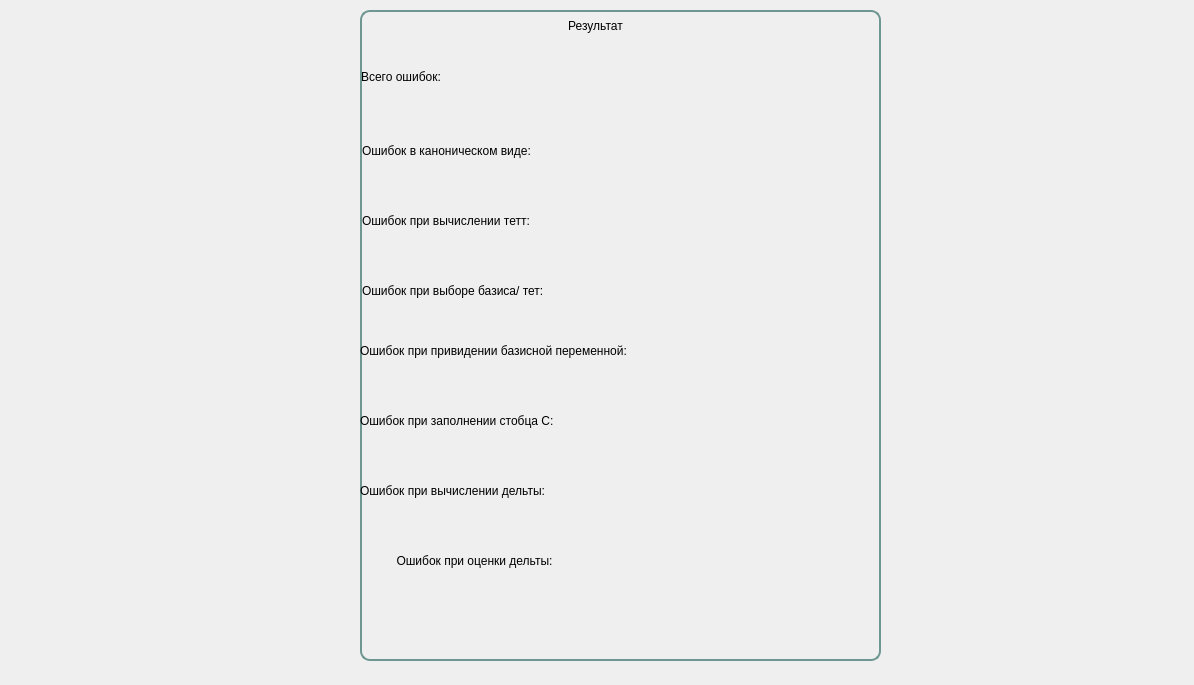
This is rating.ui in Haveryx/SimplexMethod as Qt 5 draws it before an edit. The edited form follows.
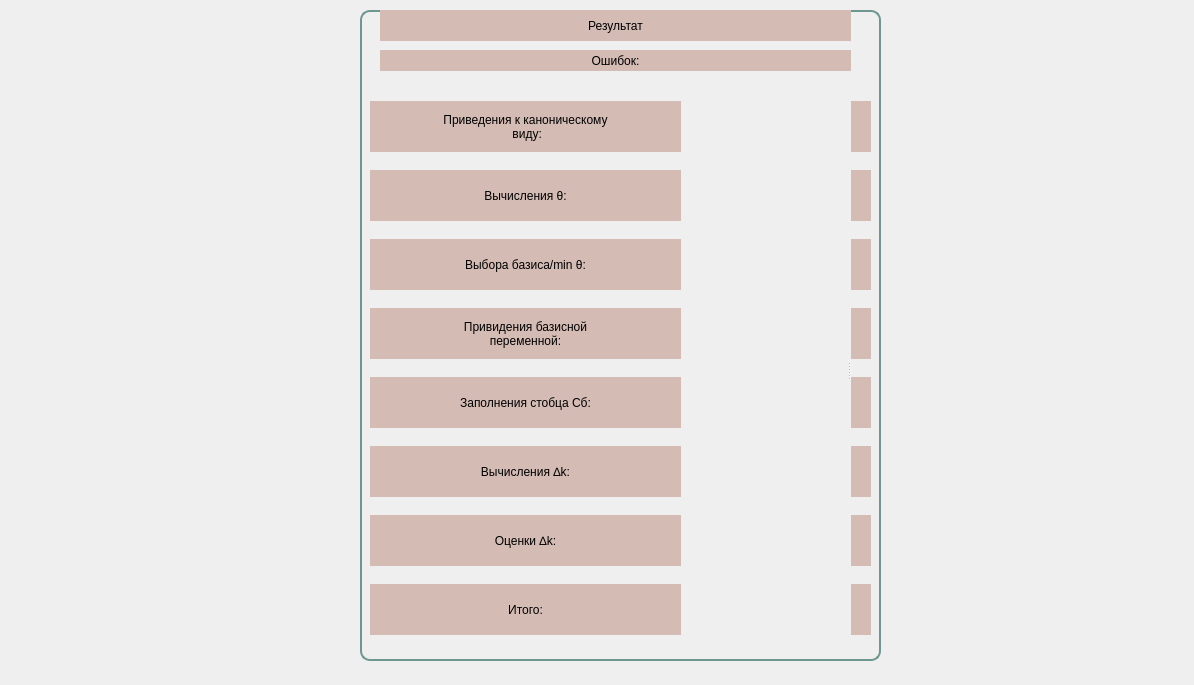
This is the edited form.

```diff
--- a/rating.ui
+++ b/rating.ui
@@ -20,7 +20,10 @@
 QGroupBox{
 border-radius:10px;
 border: 2px solid rgb(110,151,145);
-
+}
+QLabel{
+font: 75 18pt &quot;Times New Roman&quot;;
+background-color: rgb(212, 188, 181);
 }</string>
   </property>
   <widget class="QGroupBox" name="groupBox">
@@ -41,7 +44,7 @@
    <widget class="QLabel" name="label">
     <property name="geometry">
      <rect>
-      <x>0</x>
+      <x>20</x>
       <y>0</y>
       <width>471</width>
       <height>31</height>
@@ -54,219 +57,300 @@
      <set>Qt::AlignCenter</set>
     </property>
    </widget>
-   <widget class="QWidget" name="layoutWidget">
+   <widget class="QLabel" name="label_18">
     <property name="geometry">
      <rect>
-      <x>0</x>
-      <y>460</y>
+      <x>20</x>
+      <y>40</y>
       <width>471</width>
-      <height>41</height>
+      <height>21</height>
      </rect>
     </property>
-    <layout class="QHBoxLayout" name="horizontalLayout_2">
-     <item>
-      <widget class="QLabel" name="label_12">
-       <property name="text">
-        <string>Ошибок при вычислении дельты:</string>
-       </property>
-      </widget>
-     </item>
-     <item>
-      <widget class="QLabel" name="label_13">
-       <property name="text">
-        <string/>
-       </property>
-      </widget>
-     </item>
-    </layout>
-   </widget>
-   <widget class="QWidget" name="layoutWidget">
-    <property name="geometry">
-     <rect>
-      <x>2</x>
-      <y>260</y>
-      <width>471</width>
-      <height>41</height>
-     </rect>
+    <property name="text">
+     <string>Ошибок:</string>
     </property>
-    <layout class="QHBoxLayout" name="horizontalLayout_4">
-     <item>
-      <widget class="QLabel" name="label_8">
-       <property name="text">
-        <string>Ошибок при выборе базиса/ тет:</string>
-       </property>
-      </widget>
-     </item>
-     <item>
-      <widget class="QLabel" name="label_9">
-       <property name="text">
-        <string/>
-       </property>
-      </widget>
-     </item>
-    </layout>
-   </widget>
-   <widget class="QWidget" name="layoutWidget">
-    <property name="geometry">
-     <rect>
-      <x>2</x>
-      <y>120</y>
-      <width>471</width>
-      <height>41</height>
-     </rect>
+    <property name="alignment">
+     <set>Qt::AlignCenter</set>
     </property>
-    <layout class="QHBoxLayout" name="horizontalLayout_6">
-     <item>
-      <widget class="QLabel" name="label_4">
-       <property name="text">
-        <string>Ошибок в каноническом виде:</string>
-       </property>
-      </widget>
-     </item>
-     <item>
-      <widget class="QLabel" name="label_5">
-       <property name="text">
-        <string/>
-       </property>
-      </widget>
-     </item>
-    </layout>
    </widget>
-   <widget class="QWidget" name="layoutWidget">
+   <widget class="QSplitter" name="splitter">
     <property name="geometry">
      <rect>
-      <x>1</x>
-      <y>46</y>
-      <width>471</width>
-      <height>41</height>
+      <x>10</x>
+      <y>79</y>
+      <width>501</width>
+      <height>561</height>
      </rect>
     </property>
-    <layout class="QHBoxLayout" name="horizontalLayout">
-     <item>
-      <widget class="QLabel" name="label_2">
-       <property name="text">
-        <string>Всего ошибок:</string>
-       </property>
-      </widget>
-     </item>
-     <item>
-      <widget class="QLabel" name="label_3">
-       <property name="text">
-        <string/>
-       </property>
-      </widget>
-     </item>
-    </layout>
-   </widget>
-   <widget class="QWidget" name="layoutWidget">
-    <property name="geometry">
-     <rect>
-      <x>0</x>
-      <y>390</y>
-      <width>471</width>
-      <height>41</height>
-     </rect>
+    <property name="orientation">
+     <enum>Qt::Horizontal</enum>
     </property>
-    <layout class="QHBoxLayout" name="horizontalLayout_3">
-     <item>
-      <widget class="QLabel" name="label_10">
-       <property name="text">
-        <string>Ошибок при заполнении стобца C:</string>
-       </property>
-      </widget>
-     </item>
-     <item>
-      <widget class="QLabel" name="label_11">
-       <property name="text">
-        <string/>
-       </property>
-      </widget>
-     </item>
-    </layout>
-   </widget>
-   <widget class="QWidget" name="layoutWidget">
-    <property name="geometry">
-     <rect>
-      <x>2</x>
-      <y>190</y>
-      <width>471</width>
-      <height>41</height>
-     </rect>
-    </property>
-    <layout class="QHBoxLayout" name="horizontalLayout_5">
-     <item>
-      <widget class="QLabel" name="label_6">
-       <property name="text">
-        <string>Ошибок при вычислении тетт:</string>
-       </property>
-      </widget>
-     </item>
-     <item>
-      <widget class="QLabel" name="label_7">
-       <property name="text">
-        <string/>
-       </property>
-      </widget>
-     </item>
-    </layout>
-   </widget>
-   <widget class="QWidget" name="layoutWidget">
-    <property name="geometry">
-     <rect>
-      <x>-2</x>
-      <y>530</y>
-      <width>471</width>
-      <height>41</height>
-     </rect>
-    </property>
-    <layout class="QHBoxLayout" name="horizontalLayout_7">
-     <item>
-      <widget class="QLabel" name="label_14">
-       <property name="text">
-        <string>Ошибок при оценки дельты:</string>
-       </property>
-       <property name="alignment">
-        <set>Qt::AlignCenter</set>
-       </property>
-      </widget>
-     </item>
-     <item>
-      <widget class="QLabel" name="label_15">
-       <property name="text">
-        <string/>
-       </property>
-       <property name="alignment">
-        <set>Qt::AlignCenter</set>
-       </property>
-      </widget>
-     </item>
-    </layout>
-   </widget>
-   <widget class="QWidget" name="layoutWidget">
-    <property name="geometry">
-     <rect>
-      <x>0</x>
-      <y>320</y>
-      <width>512</width>
-      <height>41</height>
-     </rect>
-    </property>
-    <layout class="QHBoxLayout" name="horizontalLayout_8">
-     <item>
-      <widget class="QLabel" name="label_17">
-       <property name="text">
-        <string>Ошибок при привидении базисной переменной:</string>
-       </property>
-      </widget>
-     </item>
-     <item>
-      <widget class="QLabel" name="label_16">
-       <property name="text">
-        <string/>
-       </property>
-      </widget>
-     </item>
-    </layout>
+    <widget class="QWidget" name="">
+     <layout class="QVBoxLayout" name="verticalLayout">
+      <item>
+       <widget class="QLabel" name="label_4">
+        <property name="maximumSize">
+         <size>
+          <width>311</width>
+          <height>51</height>
+         </size>
+        </property>
+        <property name="text">
+         <string>Приведения к каноническому
+ виду:</string>
+        </property>
+        <property name="alignment">
+         <set>Qt::AlignCenter</set>
+        </property>
+       </widget>
+      </item>
+      <item>
+       <widget class="QLabel" name="label_6">
+        <property name="maximumSize">
+         <size>
+          <width>311</width>
+          <height>51</height>
+         </size>
+        </property>
+        <property name="text">
+         <string>Вычисления θ:</string>
+        </property>
+        <property name="alignment">
+         <set>Qt::AlignCenter</set>
+        </property>
+       </widget>
+      </item>
+      <item>
+       <widget class="QLabel" name="label_8">
+        <property name="maximumSize">
+         <size>
+          <width>311</width>
+          <height>51</height>
+         </size>
+        </property>
+        <property name="text">
+         <string>Выбора базиса/min θ:</string>
+        </property>
+        <property name="alignment">
+         <set>Qt::AlignCenter</set>
+        </property>
+       </widget>
+      </item>
+      <item>
+       <widget class="QLabel" name="label_17">
+        <property name="maximumSize">
+         <size>
+          <width>311</width>
+          <height>51</height>
+         </size>
+        </property>
+        <property name="text">
+         <string>Привидения базисной
+переменной:</string>
+        </property>
+        <property name="alignment">
+         <set>Qt::AlignCenter</set>
+        </property>
+       </widget>
+      </item>
+      <item>
+       <widget class="QLabel" name="label_10">
+        <property name="maximumSize">
+         <size>
+          <width>311</width>
+          <height>51</height>
+         </size>
+        </property>
+        <property name="text">
+         <string>Заполнения стобца Cб:</string>
+        </property>
+        <property name="alignment">
+         <set>Qt::AlignCenter</set>
+        </property>
+       </widget>
+      </item>
+      <item>
+       <widget class="QLabel" name="label_12">
+        <property name="maximumSize">
+         <size>
+          <width>311</width>
+          <height>51</height>
+         </size>
+        </property>
+        <property name="text">
+         <string>Вычисления ∆k:</string>
+        </property>
+        <property name="alignment">
+         <set>Qt::AlignCenter</set>
+        </property>
+       </widget>
+      </item>
+      <item>
+       <widget class="QLabel" name="label_14">
+        <property name="maximumSize">
+         <size>
+          <width>311</width>
+          <height>51</height>
+         </size>
+        </property>
+        <property name="text">
+         <string>Оценки ∆k:</string>
+        </property>
+        <property name="alignment">
+         <set>Qt::AlignCenter</set>
+        </property>
+       </widget>
+      </item>
+      <item>
+       <widget class="QLabel" name="label_2">
+        <property name="maximumSize">
+         <size>
+          <width>311</width>
+          <height>51</height>
+         </size>
+        </property>
+        <property name="text">
+         <string>Итого:</string>
+        </property>
+        <property name="alignment">
+         <set>Qt::AlignCenter</set>
+        </property>
+       </widget>
+      </item>
+     </layout>
+    </widget>
+    <widget class="QWidget" name="">
+     <layout class="QVBoxLayout" name="verticalLayout_2">
+      <item>
+       <widget class="QLabel" name="label_5">
+        <property name="maximumSize">
+         <size>
+          <width>141</width>
+          <height>51</height>
+         </size>
+        </property>
+        <property name="text">
+         <string/>
+        </property>
+        <property name="alignment">
+         <set>Qt::AlignCenter</set>
+        </property>
+       </widget>
+      </item>
+      <item>
+       <widget class="QLabel" name="label_7">
+        <property name="maximumSize">
+         <size>
+          <width>141</width>
+          <height>51</height>
+         </size>
+        </property>
+        <property name="text">
+         <string/>
+        </property>
+        <property name="alignment">
+         <set>Qt::AlignCenter</set>
+        </property>
+       </widget>
+      </item>
+      <item>
+       <widget class="QLabel" name="label_9">
+        <property name="maximumSize">
+         <size>
+          <width>141</width>
+          <height>51</height>
+         </size>
+        </property>
+        <property name="text">
+         <string/>
+        </property>
+        <property name="alignment">
+         <set>Qt::AlignCenter</set>
+        </property>
+       </widget>
+      </item>
+      <item>
+       <widget class="QLabel" name="label_16">
+        <property name="maximumSize">
+         <size>
+          <width>141</width>
+          <height>51</height>
+         </size>
+        </property>
+        <property name="text">
+         <string/>
+        </property>
+        <property name="alignment">
+         <set>Qt::AlignCenter</set>
+        </property>
+       </widget>
+      </item>
+      <item>
+       <widget class="QLabel" name="label_11">
+        <property name="maximumSize">
+         <size>
+          <width>141</width>
+          <height>51</height>
+         </size>
+        </property>
+        <property name="text">
+         <string/>
+        </property>
+        <property name="alignment">
+         <set>Qt::AlignCenter</set>
+        </property>
+       </widget>
+      </item>
+      <item>
+       <widget class="QLabel" name="label_13">
+        <property name="maximumSize">
+         <size>
+          <width>141</width>
+          <height>51</height>
+         </size>
+        </property>
+        <property name="text">
+         <string/>
+        </property>
+        <property name="alignment">
+         <set>Qt::AlignCenter</set>
+        </property>
+       </widget>
+      </item>
+      <item>
+       <widget class="QLabel" name="label_15">
+        <property name="maximumSize">
+         <size>
+          <width>141</width>
+          <height>51</height>
+         </size>
+        </property>
+        <property name="text">
+         <string/>
+        </property>
+        <property name="alignment">
+         <set>Qt::AlignCenter</set>
+        </property>
+       </widget>
+      </item>
+      <item>
+       <widget class="QLabel" name="label_3">
+        <property name="maximumSize">
+         <size>
+          <width>141</width>
+          <height>51</height>
+         </size>
+        </property>
+        <property name="text">
+         <string/>
+        </property>
+        <property name="alignment">
+         <set>Qt::AlignCenter</set>
+        </property>
+       </widget>
+      </item>
+     </layout>
+    </widget>
    </widget>
   </widget>
  </widget>
```
